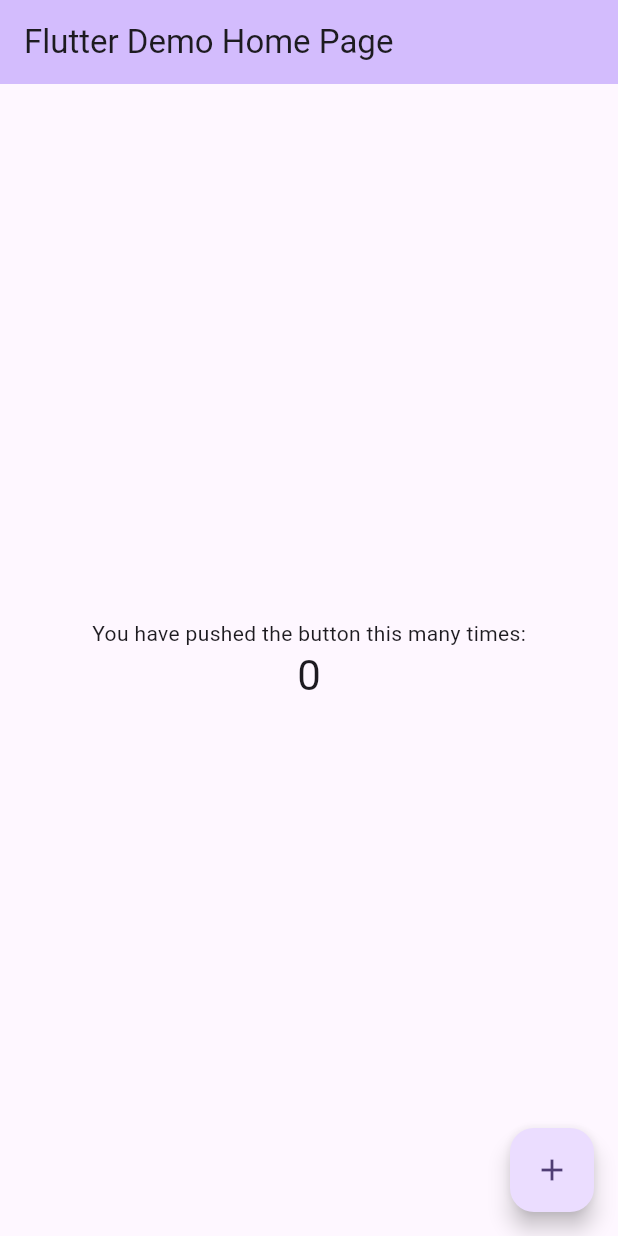
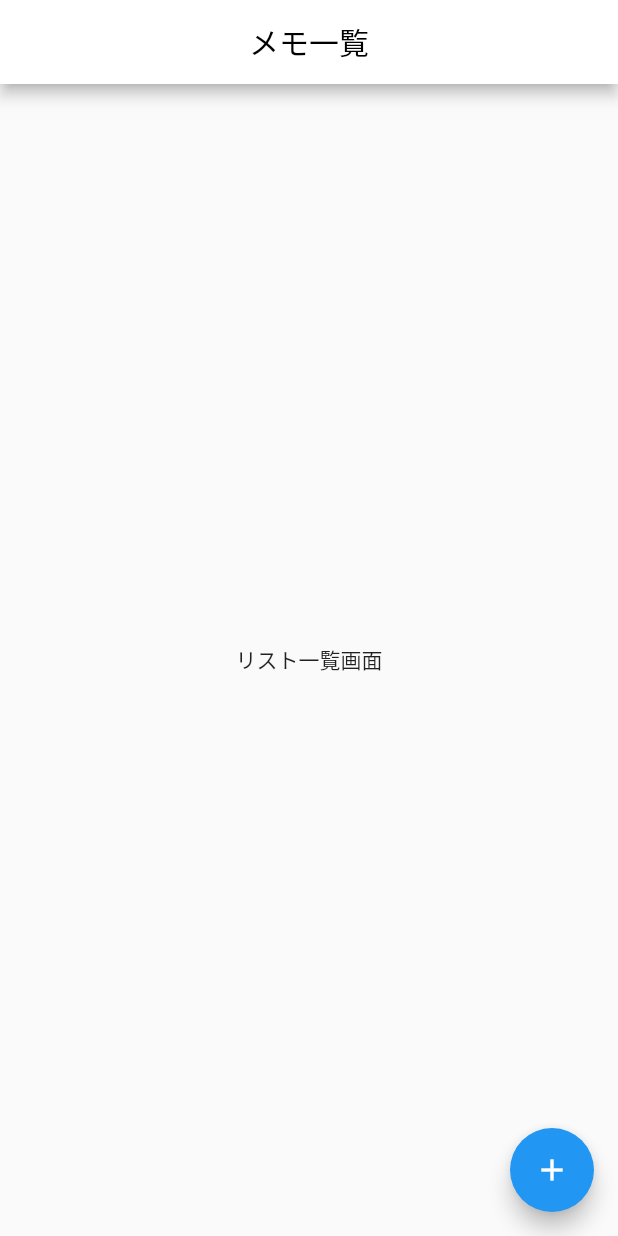
Before and after one commit to Shibata-Nanami/-flutter_task_3, a Flutter app: the screen it shows after launch, on a phone screen of 412 x 824 dp. Run offline on Flutter 3.47's test engine with Material 2 defaults, Android fonts, the phone set to English and light mode, and no system bars.

Commit message:
メモ一覧およびメモ追加画面の作成（途中）

```diff
--- a/lib/main.dart
+++ b/lib/main.dart
@@ -4,122 +4,98 @@ void main() {
   runApp(const MyApp());
 }
 
-class MyApp extends StatelessWidget {
+class MyApp extends StatefulWidget {
   const MyApp({super.key});
 
-  // This widget is the root of your application.
+  @override
+  State<MyApp> createState() => _MyAppState();
+}
+
+class _MyAppState extends State<MyApp> {
   @override
   Widget build(BuildContext context) {
     return MaterialApp(
-      title: 'Flutter Demo',
+      title: 'My Todo App',
       theme: ThemeData(
-        // This is the theme of your application.
-        //
-        // TRY THIS: Try running your application with "flutter run". You'll see
-        // the application has a blue toolbar. Then, without quitting the app,
-        // try changing the seedColor in the colorScheme below to Colors.green
-        // and then invoke "hot reload" (save your changes or press the "hot
-        // reload" button in a Flutter-supported IDE, or press "r" if you used
-        // the command line to start the app).
-        //
-        // Notice that the counter didn't reset back to zero; the application
-        // state is not lost during the reload. To reset the state, use hot
-        // restart instead.
-        //
-        // This works for code too, not just values: Most code changes can be
-        // tested with just a hot reload.
-        colorScheme: ColorScheme.fromSeed(seedColor: Colors.deepPurple),
-        useMaterial3: true,
+        // テーマカラー
+        primarySwatch: Colors.blue,
       ),
-      home: const MyHomePage(title: 'Flutter Demo Home Page'),
+      // リスト一覧画面を表示
+      home: const memoScreen(),
+      // theme: ThemeData(
+      //   appBarTheme: const AppBarTheme(
+      //     color: Colors.white, // AppBarの背景色を白に設定
+      //     foregroundColor: Colors.black, // AppBarの文字色を黒に設定
+      //   ),
+      // ),
+      // home: const MyHomePage(title: 'メモ一覧'), // AppBarのタイトル
     );
   }
 }
 
-class MyHomePage extends StatefulWidget {
-  const MyHomePage({super.key, required this.title});
-
-  // This widget is the home page of your application. It is stateful, meaning
-  // that it has a State object (defined below) that contains fields that affect
-  // how it looks.
-
-  // This class is the configuration for the state. It holds the values (in this
-  // case the title) provided by the parent (in this case the App widget) and
-  // used by the build method of the State. Fields in a Widget subclass are
-  // always marked "final".
-
-  final String title;
-
-  @override
-  State<MyHomePage> createState() => _MyHomePageState();
-}
-
-class _MyHomePageState extends State<MyHomePage> {
-  int _counter = 0;
-
-  void _incrementCounter() {
-    setState(() {
-      // This call to setState tells the Flutter framework that something has
-      // changed in this State, which causes it to rerun the build method below
-      // so that the display can reflect the updated values. If we changed
-      // _counter without calling setState(), then the build method would not be
-      // called again, and so nothing would appear to happen.
-      _counter++;
-    });
-  }
+// メモ一覧画面用Widget
+class memoScreen extends StatelessWidget {
+  const memoScreen({super.key});
 
   @override
   Widget build(BuildContext context) {
-    // This method is rerun every time setState is called, for instance as done
-    // by the _incrementCounter method above.
-    //
-    // The Flutter framework has been optimized to make rerunning build methods
-    // fast, so that you can just rebuild anything that needs updating rather
-    // than having to individually change instances of widgets.
     return Scaffold(
       appBar: AppBar(
-        // TRY THIS: Try changing the color here to a specific color (to
-        // Colors.amber, perhaps?) and trigger a hot reload to see the AppBar
-        // change color while the other colors stay the same.
-        backgroundColor: Theme.of(context).colorScheme.inversePrimary,
-        // Here we take the value from the MyHomePage object that was created by
-        // the App.build method, and use it to set our appbar title.
-        title: Text(widget.title),
+        iconTheme: const IconThemeData(
+          color: Colors.black,
+          size: 30,
+        ),
+        title: const Text(
+          'メモ一覧',
+          textAlign: TextAlign.center,
+          style: TextStyle(
+            color: Colors.black,
+          ),
+        ),
+        centerTitle: true,
+        backgroundColor: Colors.white,
       ),
-      body: Center(
-        // Center is a layout widget. It takes a single child and positions it
-        // in the middle of the parent.
-        child: Column(
-          // Column is also a layout widget. It takes a list of children and
-          // arranges them vertically. By default, it sizes itself to fit its
-          // children horizontally, and tries to be as tall as its parent.
-          //
-          // Column has various properties to control how it sizes itself and
-          // how it positions its children. Here we use mainAxisAlignment to
-          // center the children vertically; the main axis here is the vertical
-          // axis because Columns are vertical (the cross axis would be
-          // horizontal).
-          //
-          // TRY THIS: Invoke "debug painting" (choose the "Toggle Debug Paint"
-          // action in the IDE, or press "p" in the console), to see the
-          // wireframe for each widget.
-          mainAxisAlignment: MainAxisAlignment.center,
-          children: <Widget>[
-            const Text(
-              'You have pushed the button this many times:',
-            ),
-            Text(
-              '$_counter',
-              style: Theme.of(context).textTheme.headlineMedium,
-            ),
-          ],
-        ),
+      body: const Center(
+        child: Text('リスト一覧画面'),
       ),
       floatingActionButton: FloatingActionButton(
-        onPressed: _incrementCounter,
-        tooltip: 'Increment',
+        onPressed: () {
+          // "push"で新規画面に遷移
+          Navigator.of(context).push(
+            MaterialPageRoute(builder: (context) {
+              // 遷移先の画面としてリスト追加画面を指定
+              return const TodoAddPage();
+            }),
+          );
+        },
         child: const Icon(Icons.add),
-      ), // This trailing comma makes auto-formatting nicer for build methods.
+      ),
     );
   }
 }
+
+// メモ追加画面用のWidget
+class TodoAddPage extends StatefulWidget {
+  const TodoAddPage({super.key});
+
+  @override
+  State<TodoAddPage> createState() => _TodoAddPageState();
+}
+
+class _TodoAddPageState extends State<TodoAddPage> {
+  @override
+  Widget build(BuildContext context) {
+    return Scaffold(
+      body: Center(
+        child: TextButton(
+          // ボタンをクリックした時の処理
+          onPressed: () {
+            // "pop"で前の画面に戻る
+            Navigator.of(context).pop();
+          },
+          child: const Text('リスト追加画面（クリックで戻る）'),
+        ),
+      ),
+    );
+  }
+}
--- a/pubspec.yaml
+++ b/pubspec.yaml
@@ -35,6 +35,7 @@ dependencies:
   # The following adds the Cupertino Icons font to your application.
   # Use with the CupertinoIcons class for iOS style icons.
   cupertino_icons: ^1.0.2
+  go_router: ^9.0.3
 
 dev_dependencies:
   flutter_test:
```
Also changed, not shown: pubspec.lock.
